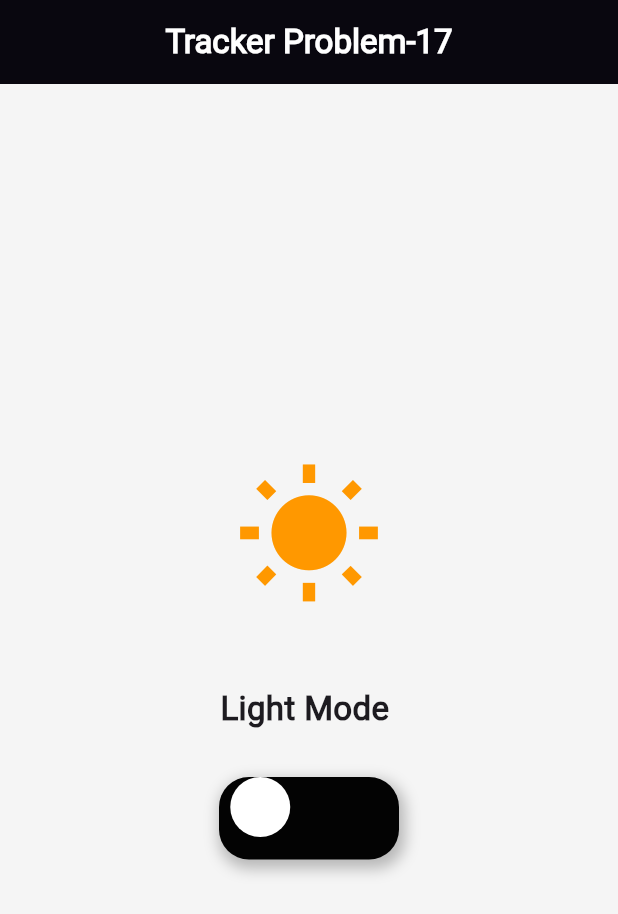
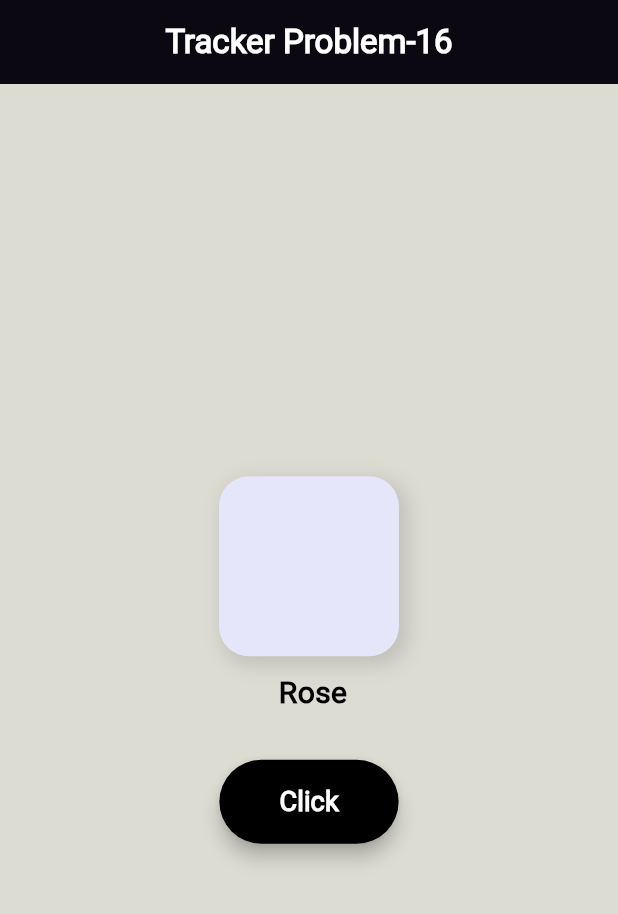
Before and after one commit to Md-Rahatil/tracker_sheet, a Flutter app: the screen it shows after launch, on a phone screen of 412 x 824 dp. Shown: the top 914 px of the screen. Run offline on Flutter 3.47's test engine with Material 3 defaults, Android fonts, the light colour scheme and no system bars; our stand-ins replace animated_text_kit, image_picker, timezone; key blocks and very long unbroken strings in the code were emptied for the run.

Commit message:
hanging shape

```diff
--- a/lib/main.dart
+++ b/lib/main.dart
@@ -1,7 +1,5 @@
 import 'package:flutter/material.dart';
-import 'package:flutter_practice/task_17.dart';
-
-
+import 'package:flutter_practice/task_16.dart';
 
 void main() {
   runApp(const MyApp());
@@ -31,8 +29,8 @@ class MyApp extends StatelessWidget {
       // home: const prob_13(),
       // home: const prob_14(),
       //  home: const prob_15(),
-      // home: const prob_16(),
-      home: const prob_17(),
+      home: const prob_16(),
+      // home: const prob_17(),
       // home: const prob_18(),
       // home: const prob_19(),
     );
--- a/lib/task_16.dart
+++ b/lib/task_16.dart
@@ -1,14 +1,14 @@
 import 'dart:math';
 import 'package:flutter/material.dart';
 
-class Task_16 extends StatefulWidget {
-  const Task_16({super.key});
+class prob_16 extends StatefulWidget {
+  const prob_16({super.key});
 
   @override
-  _Task_16State createState() => _Task_16State();
+  _prob_16State createState() => _prob_16State();
 }
 
-class _Task_16State extends State<Task_16> {
+class _prob_16State extends State<prob_16> {
   double _width = 120;
   double _height = 120;
   Color _color = Color.fromARGB(255, 230, 230, 250);
@@ -16,7 +16,16 @@ class _Task_16State extends State<Task_16> {
   String _shapeName = "Rose";
 
   final List<String> _flowerNames = [
-    "Rose", "Tulip", "Lily", "Daisy", "Orchid", "Jasmine", "Sunflower", "Peony", "Marigold", "Lavender"
+    "Rose",
+    "Tulip",
+    "Lily",
+    "Daisy",
+    "Orchid",
+    "Jasmine",
+    "Sunflower",
+    "Peony",
+    "Marigold",
+    "Lavender",
   ];
   final List<Color> _colors = [
     Color.fromARGB(255, 230, 230, 250),
@@ -28,7 +37,7 @@ class _Task_16State extends State<Task_16> {
     Color.fromARGB(255, 224, 255, 255),
     Color.fromARGB(255, 216, 191, 216),
     Color.fromARGB(255, 176, 224, 230),
-    Color.fromARGB(255, 255, 182, 193)
+    Color.fromARGB(255, 255, 182, 193),
   ];
 
   void _changeContainer() {
@@ -48,11 +57,15 @@ class _Task_16State extends State<Task_16> {
       appBar: AppBar(
         title: Center(
           child: Text(
-            'Task_16',
-            style: TextStyle(fontWeight: FontWeight.bold, fontSize: 22, color: Colors.white),
+            'Tracker Problem-16',
+            style: TextStyle(
+              fontWeight: FontWeight.bold,
+              fontSize: 22,
+              color: const Color.fromARGB(255, 255, 255, 255),
+            ),
           ),
         ),
-        backgroundColor: Color.fromARGB(255, 102, 205, 170),
+        backgroundColor: Color.fromARGB(255, 0, 0, 0),
         elevation: 5,
       ),
       body: Center(
@@ -80,13 +93,17 @@ class _Task_16State extends State<Task_16> {
             SizedBox(height: 10),
             Text(
               " $_shapeName",
-              style: TextStyle(fontSize: 20, fontWeight: FontWeight.bold, color: Color.fromARGB(255, 32, 178, 170)),
+              style: TextStyle(
+                fontSize: 20,
+                fontWeight: FontWeight.bold,
+                color: Color.fromARGB(255, 0, 0, 0),
+              ),
             ),
             SizedBox(height: 30),
             ElevatedButton(
               onPressed: _changeContainer,
               style: ElevatedButton.styleFrom(
-                backgroundColor: Color.fromARGB(255, 102, 205, 170),
+                backgroundColor: Color.fromARGB(255, 0, 0, 0),
                 shape: RoundedRectangleBorder(
                   borderRadius: BorderRadius.circular(30),
                 ),
@@ -94,14 +111,18 @@ class _Task_16State extends State<Task_16> {
                 elevation: 5,
               ),
               child: Text(
-                "Change Shape",
-                style: TextStyle(color: Colors.white, fontSize: 18, fontWeight: FontWeight.bold),
+                "Click",
+                style: TextStyle(
+                  color: const Color.fromARGB(255, 255, 255, 255),
+                  fontSize: 18,
+                  fontWeight: FontWeight.bold,
+                ),
               ),
             ),
           ],
         ),
       ),
-      backgroundColor: Color.fromARGB(255, 245, 245, 245),
+      backgroundColor: Color.fromARGB(255, 221, 220, 211),
     );
   }
 }
```
